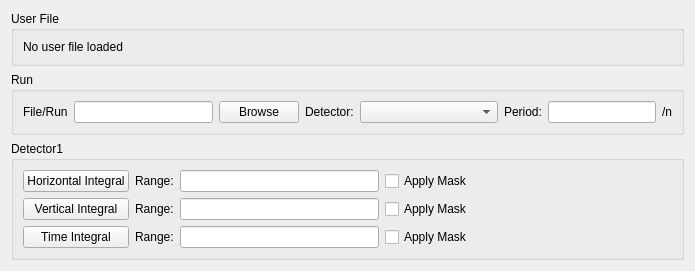
First picture: the form in scripts/Interface/ui/sans_isis/diagnostics_page.ui, repository mantidproject/mantid, before the edit.
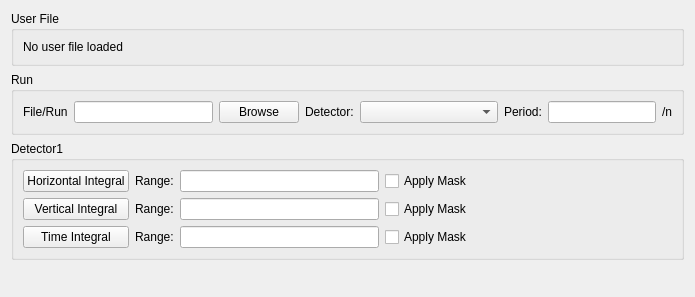
Second picture: the form after the edit.

Commit message: Updated tab ordering and wording Re #22943

What changed in the file:
```diff
--- a/scripts/Interface/ui/sans_isis/diagnostics_page.ui
+++ b/scripts/Interface/ui/sans_isis/diagnostics_page.ui
@@ -7,7 +7,7 @@
     <x>0</x>
     <y>0</y>
     <width>695</width>
-    <height>252</height>
+    <height>297</height>
    </rect>
   </property>
   <property name="windowTitle">
```
Left out of the diff: 27 changed lines with no effect on the pictures. The commit also changes 2 other files.
